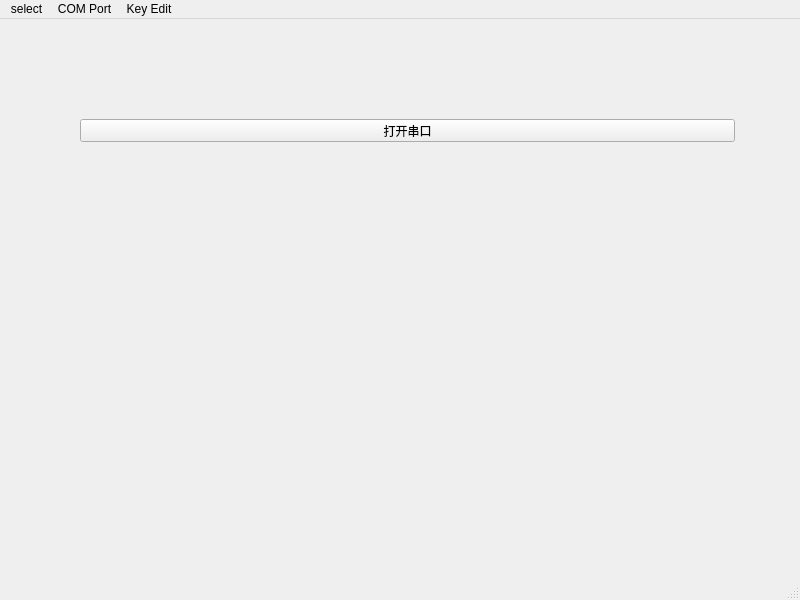
Before: the Qt Designer form MainWindow.ui in HeartbreakSurvivor/AutoTestTool, drawn with Qt 5.
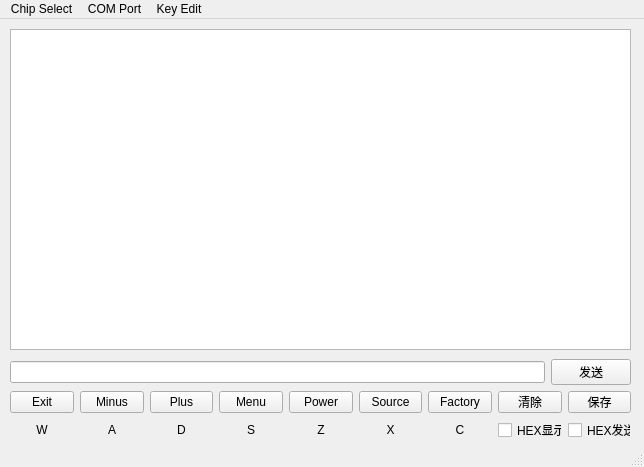
After: the same form once the commit is applied.

```diff
--- a/MainWindow.ui
+++ b/MainWindow.ui
@@ -6,25 +6,235 @@
    <rect>
     <x>0</x>
     <y>0</y>
-    <width>800</width>
-    <height>600</height>
+    <width>644</width>
+    <height>467</height>
    </rect>
   </property>
   <property name="windowTitle">
    <string>MainWindow</string>
   </property>
   <widget class="QWidget" name="centralwidget">
-   <widget class="QPushButton" name="SwitchButton">
+   <widget class="QWidget" name="layoutWidget">
     <property name="geometry">
      <rect>
-      <x>80</x>
-      <y>100</y>
-      <width>655</width>
-      <height>23</height>
+      <x>10</x>
+      <y>340</y>
+      <width>621</width>
+      <height>82</height>
      </rect>
     </property>
-    <property name="text">
-     <string>打开串口</string>
+    <layout class="QVBoxLayout" name="verticalLayout_10">
+     <item>
+      <layout class="QHBoxLayout" name="horizontalLayout_2">
+       <item>
+        <widget class="QLineEdit" name="DataToSend"/>
+       </item>
+       <item>
+        <widget class="QPushButton" name="SendDataButton">
+         <property name="text">
+          <string>发送</string>
+         </property>
+        </widget>
+       </item>
+      </layout>
+     </item>
+     <item>
+      <layout class="QHBoxLayout" name="horizontalLayout">
+       <item>
+        <layout class="QVBoxLayout" name="verticalLayout">
+         <item>
+          <widget class="QPushButton" name="ExitButton">
+           <property name="text">
+            <string>Exit</string>
+           </property>
+          </widget>
+         </item>
+         <item>
+          <widget class="QLabel" name="KeyIndicatorA">
+           <property name="text">
+            <string>W</string>
+           </property>
+           <property name="alignment">
+            <set>Qt::AlignCenter</set>
+           </property>
+          </widget>
+         </item>
+        </layout>
+       </item>
+       <item>
+        <layout class="QVBoxLayout" name="verticalLayout_2">
+         <item>
+          <widget class="QPushButton" name="MinusButton">
+           <property name="text">
+            <string>Minus</string>
+           </property>
+          </widget>
+         </item>
+         <item>
+          <widget class="QLabel" name="KeyIndicatorB">
+           <property name="text">
+            <string>A</string>
+           </property>
+           <property name="alignment">
+            <set>Qt::AlignCenter</set>
+           </property>
+          </widget>
+         </item>
+        </layout>
+       </item>
+       <item>
+        <layout class="QVBoxLayout" name="verticalLayout_3">
+         <item>
+          <widget class="QPushButton" name="PlusButton">
+           <property name="text">
+            <string>Plus</string>
+           </property>
+          </widget>
+         </item>
+         <item>
+          <widget class="QLabel" name="KeyIndicatorC">
+           <property name="text">
+            <string>D</string>
+           </property>
+           <property name="alignment">
+            <set>Qt::AlignCenter</set>
+           </property>
+          </widget>
+         </item>
+        </layout>
+       </item>
+       <item>
+        <layout class="QVBoxLayout" name="verticalLayout_4">
+         <item>
+          <widget class="QPushButton" name="MenuButton">
+           <property name="text">
+            <string>Menu</string>
+           </property>
+          </widget>
+         </item>
+         <item>
+          <widget class="QLabel" name="KeyIndicatorD">
+           <property name="text">
+            <string>S</string>
+           </property>
+           <property name="alignment">
+            <set>Qt::AlignCenter</set>
+           </property>
+          </widget>
+         </item>
+        </layout>
+       </item>
+       <item>
+        <layout class="QVBoxLayout" name="verticalLayout_5">
+         <item>
+          <widget class="QPushButton" name="PowerButton">
+           <property name="text">
+            <string>Power</string>
+           </property>
+          </widget>
+         </item>
+         <item>
+          <widget class="QLabel" name="KeyIndicatorE">
+           <property name="text">
+            <string>Z</string>
+           </property>
+           <property name="alignment">
+            <set>Qt::AlignCenter</set>
+           </property>
+          </widget>
+         </item>
+        </layout>
+       </item>
+       <item>
+        <layout class="QVBoxLayout" name="verticalLayout_6">
+         <item>
+          <widget class="QPushButton" name="SourceButton">
+           <property name="text">
+            <string>Source</string>
+           </property>
+          </widget>
+         </item>
+         <item>
+          <widget class="QLabel" name="KeyIndicatorF">
+           <property name="text">
+            <string>X</string>
+           </property>
+           <property name="alignment">
+            <set>Qt::AlignCenter</set>
+           </property>
+          </widget>
+         </item>
+        </layout>
+       </item>
+       <item>
+        <layout class="QVBoxLayout" name="verticalLayout_7">
+         <item>
+          <widget class="QPushButton" name="FactoryButton">
+           <property name="text">
+            <string>Factory</string>
+           </property>
+          </widget>
+         </item>
+         <item>
+          <widget class="QLabel" name="KeyIndicatorG">
+           <property name="text">
+            <string>C</string>
+           </property>
+           <property name="alignment">
+            <set>Qt::AlignCenter</set>
+           </property>
+          </widget>
+         </item>
+        </layout>
+       </item>
+       <item>
+        <layout class="QVBoxLayout" name="verticalLayout_8">
+         <item>
+          <widget class="QPushButton" name="ClearDataButton">
+           <property name="text">
+            <string>清除</string>
+           </property>
+          </widget>
+         </item>
+         <item>
+          <widget class="QCheckBox" name="HexDisCheckbox">
+           <property name="text">
+            <string>HEX显示</string>
+           </property>
+          </widget>
+         </item>
+        </layout>
+       </item>
+       <item>
+        <layout class="QVBoxLayout" name="verticalLayout_9">
+         <item>
+          <widget class="QPushButton" name="SaveDataButton">
+           <property name="text">
+            <string>保存</string>
+           </property>
+          </widget>
+         </item>
+         <item>
+          <widget class="QCheckBox" name="HexSendcheckBox_2">
+           <property name="text">
+            <string>HEX发送</string>
+           </property>
+          </widget>
+         </item>
+        </layout>
+       </item>
+      </layout>
+     </item>
+    </layout>
+   </widget>
+   <widget class="QTextEdit" name="textEdit">
+    <property name="geometry">
+     <rect>
+      <x>10</x>
+      <y>10</y>
+      <width>621</width>
+      <height>321</height>
+     </rect>
     </property>
    </widget>
   </widget>
@@ -33,8 +243,8 @@
     <rect>
      <x>0</x>
      <y>0</y>
-     <width>800</width>
-     <height>23</height>
+     <width>644</width>
+     <height>21</height>
     </rect>
    </property>
    <widget class="QMenu" name="menuAsdasd">
@@ -63,7 +273,7 @@
    </widget>
    <widget class="QMenu" name="menuSelect">
     <property name="title">
-     <string>select</string>
+     <string>Chip Select</string>
     </property>
     <addaction name="actionMstar_9570S"/>
    </widget>
```
Left out of the diff: 120 changed lines with no effect on the pictures.
